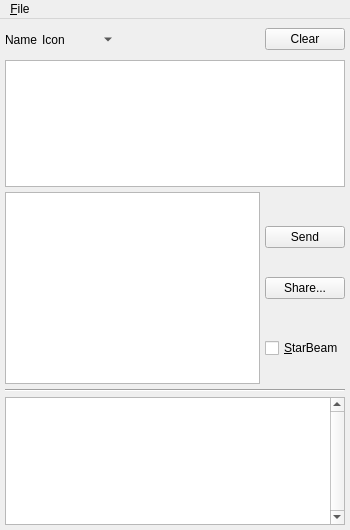
Old version of the form branches/trunk/UI/spot-on-chatwindow.ui in the repository textbrowser/spot-on.
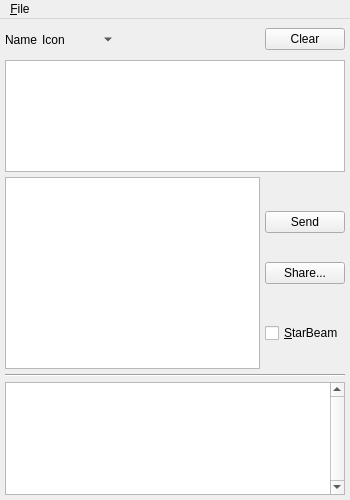
New version of the form. Icons and pictures are not drawn. Custom widgets are drawn as their Qt base class.

```diff
--- a/branches/trunk/UI/spot-on-chatwindow.ui
+++ b/branches/trunk/UI/spot-on-chatwindow.ui
@@ -7,7 +7,7 @@
     <x>0</x>
     <y>0</y>
     <width>350</width>
-    <height>530</height>
+    <height>500</height>
    </rect>
   </property>
   <property name="windowIcon">
```
Left out of the diff: 13 changed lines with no effect on the pictures.
